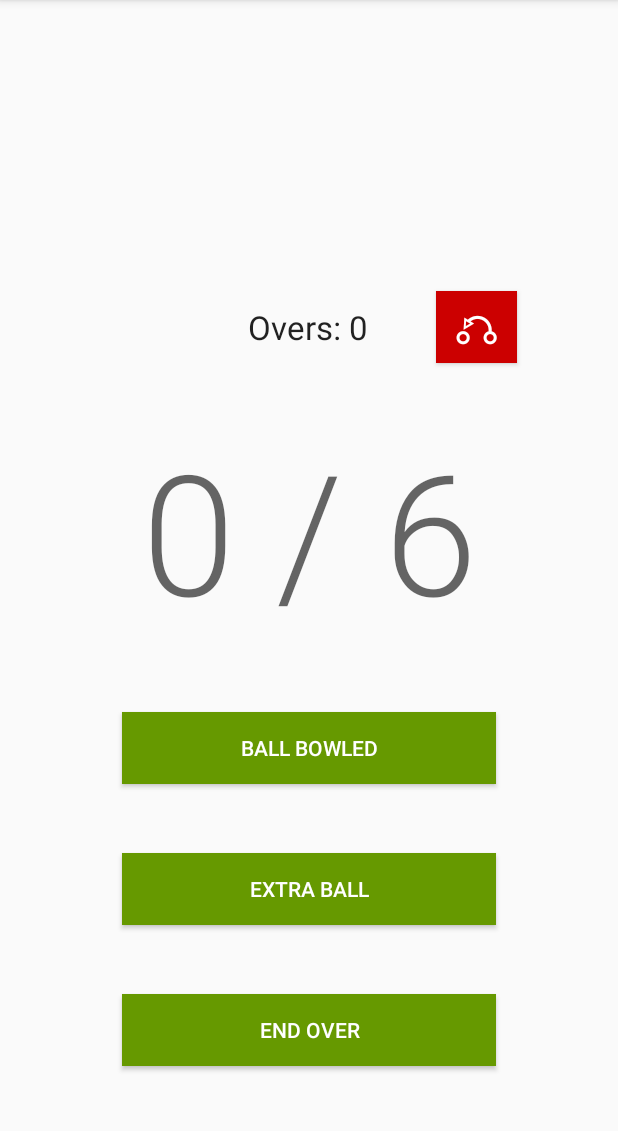
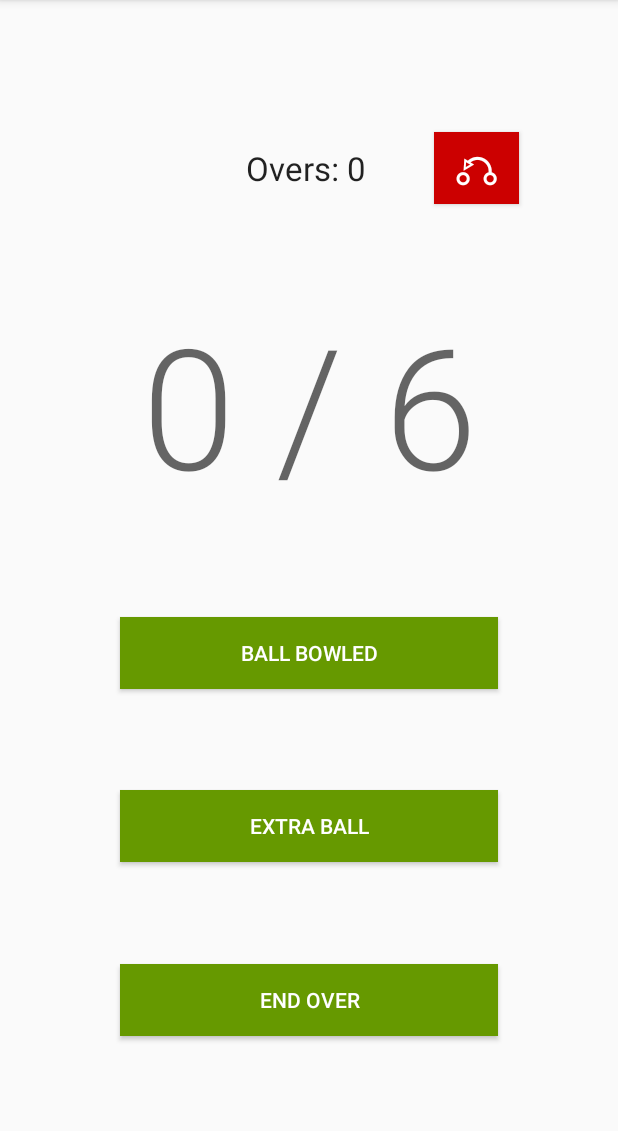
Before and after one commit to JCKing97/UmpireCricket, an Android app: the InningsActivity screen opened directly, with no data from a screen before it, on a phone screen of 412 x 824 dp, the part 84-1215 px from its top. Run offline under Robolectric (Android 15) with nearby library versions, the phone set to English and light mode, and no system bars.

Commit message:
Remove constraint layout for correct placing

```diff
--- a/app/src/main/res/layout/activity_innings.xml
+++ b/app/src/main/res/layout/activity_innings.xml
@@ -6,25 +6,6 @@
     android:layout_height="match_parent"
     tools:context=".InningsActivity">
 
-    <androidx.constraintlayout.widget.ConstraintLayout
-        android:id="@+id/tableLayout"
-        android:layout_width="409dp"
-        android:layout_height="729dp"
-        android:layout_marginStart="1dp"
-        android:layout_marginLeft="1dp"
-        android:layout_marginTop="1dp"
-        android:layout_marginEnd="1dp"
-        android:layout_marginRight="1dp"
-        android:layout_marginBottom="1dp"
-        android:gravity="center"
-        app:layout_constraintBottom_toBottomOf="parent"
-        app:layout_constraintEnd_toEndOf="parent"
-        app:layout_constraintHorizontal_bias="0.0"
-        app:layout_constraintStart_toStartOf="parent"
-        app:layout_constraintTop_toTopOf="parent"
-        app:layout_constraintVertical_bias="1.0">
-
-
     <Button
         android:id="@+id/undoButton"
         style="@style/Widget.AppCompat.Button"
@@ -32,7 +13,7 @@
         android:layout_height="wrap_content"
         android:layout_marginStart="20dp"
         android:layout_marginLeft="20dp"
-            android:layout_marginTop="120dp"
+        android:layout_marginTop="30dp"
         android:layout_marginEnd="66dp"
         android:layout_marginRight="66dp"
         android:background="@android:color/holo_red_dark"
@@ -54,7 +35,7 @@
         android:layout_height="wrap_content"
         android:layout_marginStart="158dp"
         android:layout_marginLeft="158dp"
-            android:layout_marginTop="120dp"
+        android:layout_marginTop="30dp"
         android:layout_marginEnd="20dp"
         android:layout_marginRight="20dp"
         android:gravity="center"
@@ -142,6 +123,4 @@
         app:layout_constraintStart_toStartOf="parent"
         app:layout_constraintTop_toBottomOf="@+id/extraBallButton" />
 
-
 </androidx.constraintlayout.widget.ConstraintLayout>
-</androidx.constraintlayout.widget.ConstraintLayout>
```
Lines whose indentation alone changed are shown as unchanged.
